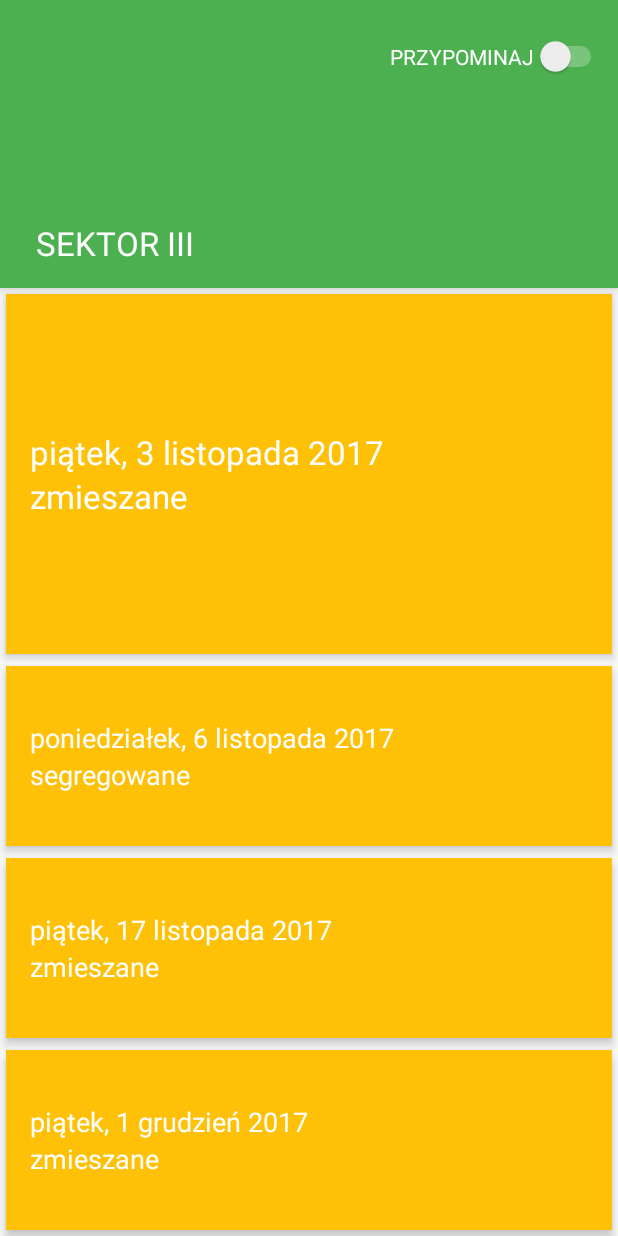
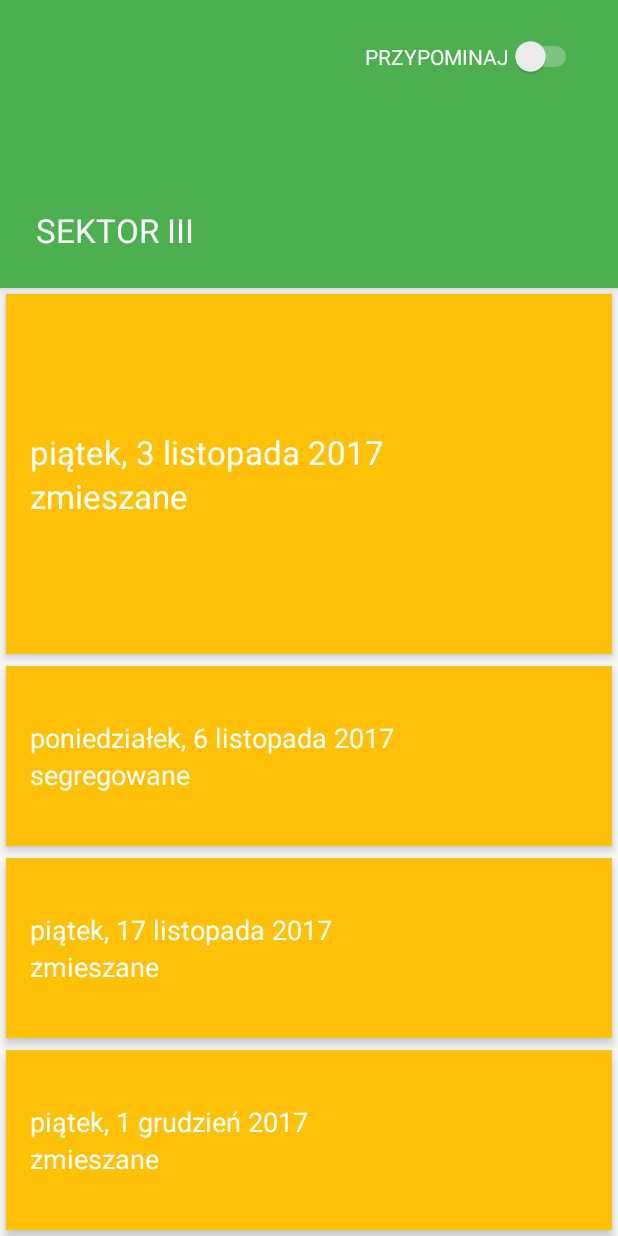
Before and after one commit to gbielanski/GarbageApp, an Android app: the ActivitySectorYellow screen opened directly, with no data from a screen before it, on a phone screen of 412 x 824 dp. Run offline under Robolectric (Android 15) with nearby library versions, the phone set to English and light mode, and no system bars.

Commit message:
app bar update

```diff
--- a/app/src/main/java/pl/example/android/garbageapp/ActivitySectorBlue.java
+++ b/app/src/main/java/pl/example/android/garbageapp/ActivitySectorBlue.java
@@ -14,6 +14,6 @@ public class ActivitySectorBlue extends AppCompatActivity {
     }
 
     public void showToast(View view) {
-        Toast.makeText(this, "Przypomnienie ustawione dla STREFY I", Toast.LENGTH_LONG).show();
+        Toast.makeText(this, "Przypomnienie ustawione dla STREFY II", Toast.LENGTH_LONG).show();
     }
 }
--- a/app/src/main/res/layout-land/activity_sector_yellow.xml
+++ b/app/src/main/res/layout-land/activity_sector_yellow.xml
@@ -16,27 +16,27 @@
         <RelativeLayout
             android:layout_width="wrap_content"
             android:layout_height="match_parent"
-            android:gravity="center_vertical"
-            android:orientation="vertical">
+            android:gravity="center_vertical">
 
             <TextView
                 android:layout_width="wrap_content"
                 android:layout_height="wrap_content"
-                android:layout_alignParentLeft="true"
-                android:layout_marginLeft="@dimen/medium_margin"
-                android:text="@string/sector_1"
+                android:layout_alignParentStart="true"
+                android:layout_marginEnd="@dimen/medium_margin"
+                android:layout_marginStart="@dimen/medium_margin"
+                android:layout_toStartOf="@id/notification_switch"
+                android:text="@string/sector_3"
                 android:textAppearance="@style/Base.TextAppearance.AppCompat.Large" />
 
             <Switch
                 android:id="@+id/notification_switch"
                 android:layout_width="wrap_content"
                 android:layout_height="wrap_content"
-                android:layout_alignParentRight="true"
-                android:layout_marginRight="@dimen/tiny_margin"
+                android:layout_alignParentEnd="true"
+                android:layout_marginEnd="@dimen/medium_margin"
                 android:onClick="showToast"
                 android:text="@string/remind" />
         </RelativeLayout>
-
     </android.support.design.widget.AppBarLayout>
 
     <LinearLayout
--- a/app/src/main/res/layout/activity_sector_yellow.xml
+++ b/app/src/main/res/layout/activity_sector_yellow.xml
@@ -13,31 +13,30 @@
         android:layout_height="@dimen/appbar_size"
         android:theme="@style/ThemeOverlay.AppCompat.Dark.ActionBar">
 
-        <LinearLayout
+        <RelativeLayout
             android:layout_width="wrap_content"
-            android:layout_height="match_parent"
-            android:orientation="vertical">
+            android:layout_height="match_parent">
+
+            <TextView
+                android:layout_width="wrap_content"
+                android:layout_height="wrap_content"
+                android:layout_alignParentBottom="true"
+                android:layout_alignParentStart="true"
+                android:layout_margin="@dimen/medium_margin"
+                android:layout_toStartOf="@id/notification_switch"
+                android:text="@string/sector_3"
+                android:textAppearance="@style/Base.TextAppearance.AppCompat.Large" />
 
             <Switch
                 android:id="@+id/notification_switch"
                 android:layout_width="wrap_content"
                 android:layout_height="wrap_content"
-                android:layout_marginLeft="260dp"
-                android:layout_marginTop="24dp"
-                android:text="PRZYPOMINAJ"
-                android:onClick="showToast"/>
-
-            <TextView
-                android:layout_width="wrap_content"
-                android:layout_height="wrap_content"
-                android:layout_marginLeft="@dimen/medium_margin"
-                android:layout_marginRight="@dimen/medium_margin"
-                android:layout_marginTop="96dp"
-                android:text="SEKTOR III"
-                android:textAppearance="@style/Base.TextAppearance.AppCompat.Large" />
-        </LinearLayout>
-
-
+                android:layout_alignParentEnd="true"
+                android:layout_alignParentTop="true"
+                android:layout_margin="@dimen/medium_margin"
+                android:onClick="showToast"
+                android:text="@string/remind" />
+        </RelativeLayout>
     </android.support.design.widget.AppBarLayout>
 
     <LinearLayout
```
Also changed, not shown: app/src/main/res/layout-land/activity_sector_blue.xml (+6 -5 lines), app/src/main/res/layout-land/activity_sector_green.xml (+7 -7 lines), app/src/main/res/layout/activity_sector_blue.xml (+18 -17 lines), app/src/main/res/layout/activity_sector_green.xml (+18 -19 lines).
